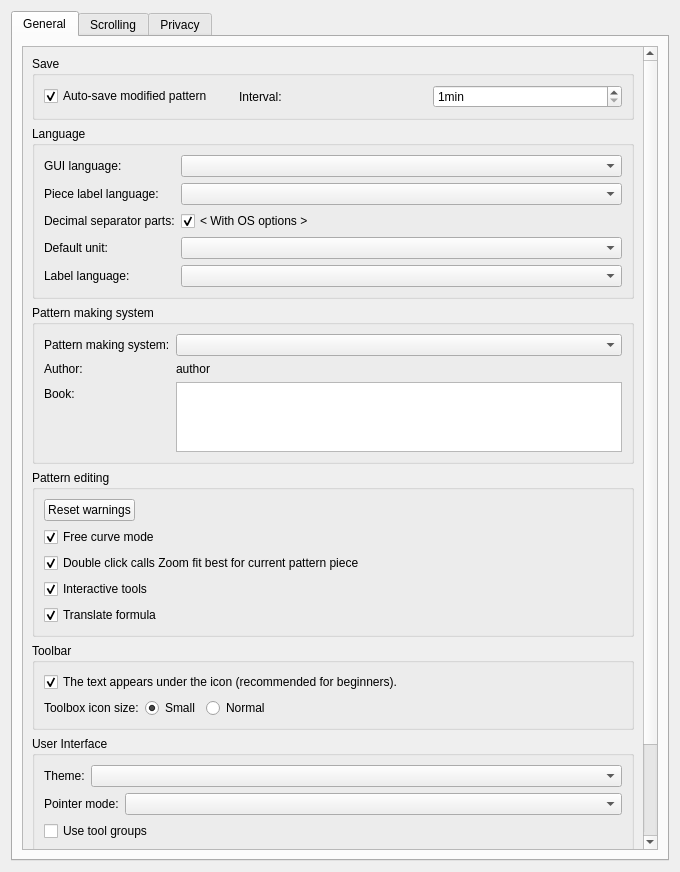
Before: the Qt Designer form src/app/valentina/dialogs/configpages/preferencesconfigurationpage.ui in dismine/valentina, drawn with Qt 5.
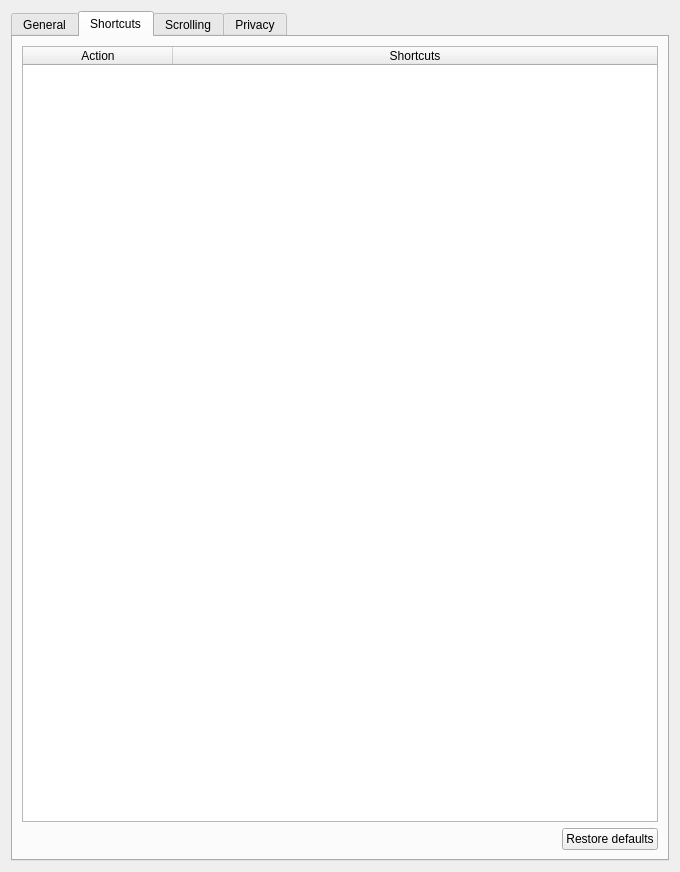
After: the same form once the commit is applied.

Commit message: Shortcuts manager.

What changed in the file:
```diff
--- a/src/app/valentina/dialogs/configpages/preferencesconfigurationpage.ui
+++ b/src/app/valentina/dialogs/configpages/preferencesconfigurationpage.ui
@@ -17,7 +17,7 @@
    <item>
     <widget class="QTabWidget" name="tabWidget">
      <property name="currentIndex">
-      <number>0</number>
+      <number>1</number>
      </property>
      <widget class="QWidget" name="tabGeneral">
       <attribute name="title">
@@ -33,7 +33,7 @@
           <property name="geometry">
            <rect>
             <x>0</x>
-            <y>-163</y>
+            <y>0</y>
             <width>624</width>
             <height>995</height>
            </rect>
@@ -443,6 +443,87 @@
        </item>
       </layout>
      </widget>
+     <widget class="QWidget" name="tabShortcuts">
+      <attribute name="title">
+       <string>Shortcuts</string>
+      </attribute>
+      <layout class="QVBoxLayout" name="verticalLayout_10">
+       <item>
+        <widget class="QTableWidget" name="shortcutsTable">
+         <property name="editTriggers">
+          <set>QAbstractItemView::NoEditTriggers</set>
+         </property>
+         <property name="alternatingRowColors">
+          <bool>true</bool>
+         </property>
+         <property name="selectionMode">
+          <enum>QAbstractItemView::SingleSelection</enum>
+         </property>
+         <property name="selectionBehavior">
+          <enum>QAbstractItemView::SelectRows</enum>
+         </property>
+         <property name="showGrid">
+          <bool>false</bool>
+         </property>
+         <property name="rowCount">
+          <number>0</number>
+         </property>
+         <property name="columnCount">
+          <number>2</number>
+         </property>
+         <attribute name="horizontalHeaderCascadingSectionResizes">
+          <bool>true</bool>
+         </attribute>
+         <attribute name="horizontalHeaderDefaultSectionSize">
+          <number>150</number>
+         </attribute>
+         <attribute name="horizontalHeaderHighlightSections">
+          <bool>false</bool>
+         </attribute>
+         <attribute name="horizontalHeaderStretchLastSection">
+          <bool>true</bool>
+         </attribute>
+         <attribute name="verticalHeaderVisible">
+          <bool>false</bool>
+         </attribute>
+         <column>
+          <property name="text">
+           <string>Action</string>
+          </property>
+         </column>
+         <column>
+          <property name="text">
+           <string>Shortcuts</string>
+          </property>
+         </column>
+        </widget>
+       </item>
+       <item>
+        <layout class="QHBoxLayout" name="horizontalLayout_5">
+         <item>
+          <spacer name="horizontalSpacer_2">
+           <property name="orientation">
+            <enum>Qt::Horizontal</enum>
+           </property>
+           <property name="sizeHint" stdset="0">
+            <size>
+             <width>40</width>
+             <height>20</height>
+            </size>
+           </property>
+          </spacer>
+         </item>
+         <item>
+          <widget class="QPushButton" name="pushButtonRestoreDefaults">
+           <property name="text">
+            <string>Restore defaults</string>
+           </property>
+          </widget>
+         </item>
+        </layout>
+       </item>
+      </layout>
+     </widget>
      <widget class="QWidget" name="tabScrolling">
       <attribute name="title">
        <string>Scrolling</string>
```
The commit also changes 48 other files.
